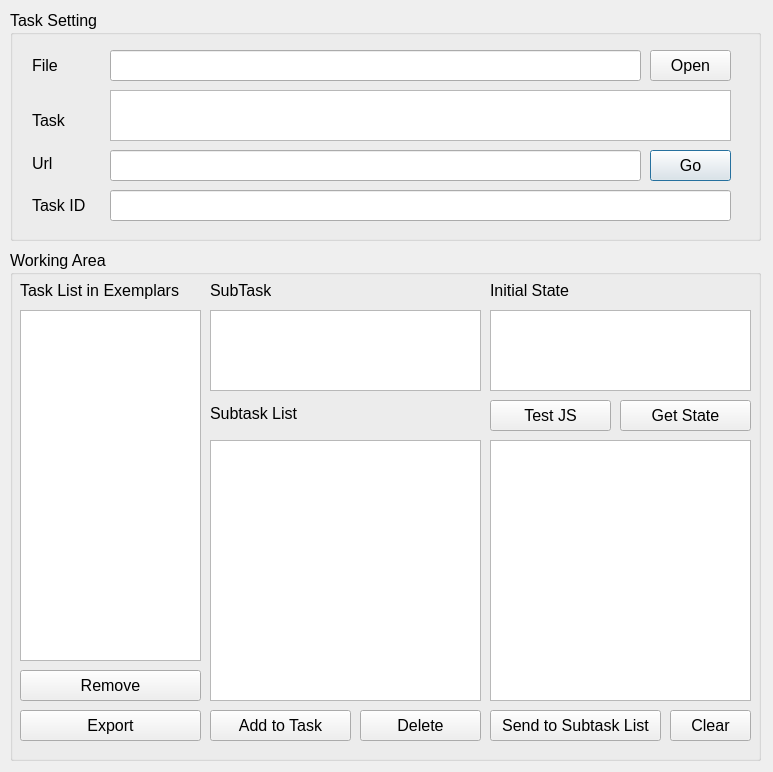
Above: window.ui from bklausagile/annotator-tool-v1 before the change. Below: the same form after it.
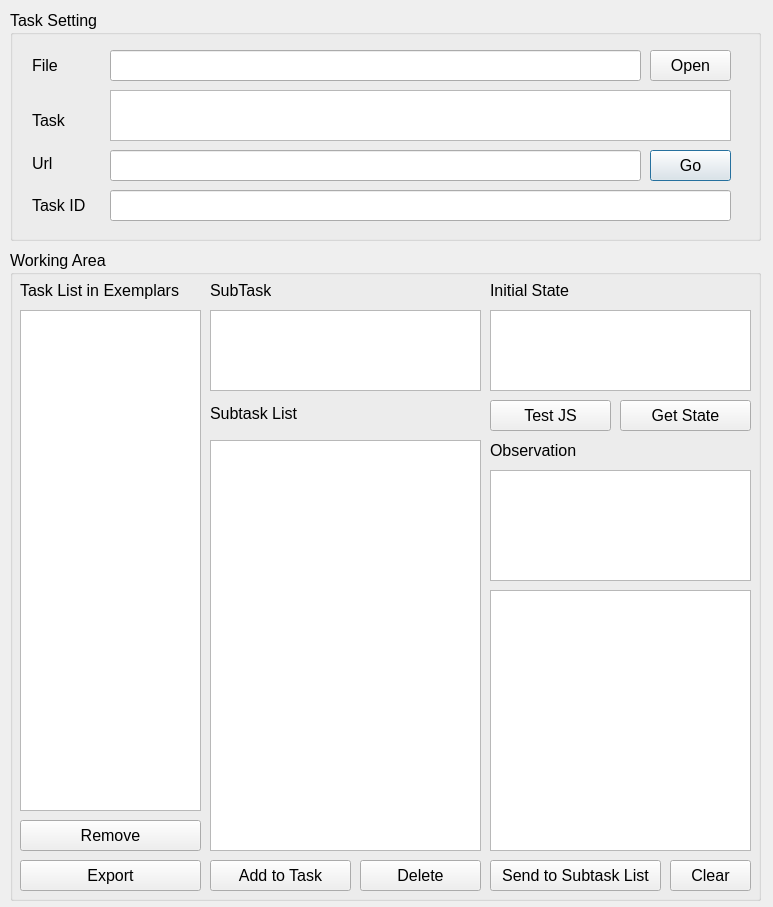
That is the form after the change.

```diff
--- a/window.ui
+++ b/window.ui
@@ -7,7 +7,7 @@
     <x>0</x>
     <y>0</y>
     <width>773</width>
-    <height>772</height>
+    <height>907</height>
    </rect>
   </property>
   <property name="windowTitle">
@@ -161,7 +161,7 @@
      <x>10</x>
      <y>250</y>
      <width>751</width>
-     <height>511</height>
+     <height>651</height>
     </rect>
    </property>
    <property name="font">
@@ -242,7 +242,7 @@
       <x>10</x>
       <y>60</y>
       <width>181</width>
-      <height>351</height>
+      <height>501</height>
      </rect>
     </property>
     <property name="selectionMode">
@@ -255,7 +255,7 @@
       <x>200</x>
       <y>190</y>
       <width>271</width>
-      <height>261</height>
+      <height>411</height>
      </rect>
     </property>
    </widget>
@@ -263,7 +263,7 @@
     <property name="geometry">
      <rect>
       <x>480</x>
-      <y>190</y>
+      <y>340</y>
       <width>261</width>
       <height>261</height>
      </rect>
@@ -314,7 +314,7 @@
     <property name="geometry">
      <rect>
       <x>660</x>
-      <y>460</y>
+      <y>610</y>
       <width>81</width>
       <height>31</height>
      </rect>
@@ -327,7 +327,7 @@
     <property name="geometry">
      <rect>
       <x>480</x>
-      <y>460</y>
+      <y>610</y>
       <width>171</width>
       <height>31</height>
      </rect>
@@ -340,7 +340,7 @@
     <property name="geometry">
      <rect>
       <x>350</x>
-      <y>460</y>
+      <y>610</y>
       <width>121</width>
       <height>31</height>
      </rect>
@@ -353,7 +353,7 @@
     <property name="geometry">
      <rect>
       <x>200</x>
-      <y>460</y>
+      <y>610</y>
       <width>141</width>
       <height>31</height>
      </rect>
@@ -366,7 +366,7 @@
     <property name="geometry">
      <rect>
       <x>10</x>
-      <y>420</y>
+      <y>570</y>
       <width>181</width>
       <height>31</height>
      </rect>
@@ -379,7 +379,7 @@
     <property name="geometry">
      <rect>
       <x>10</x>
-      <y>460</y>
+      <y>610</y>
       <width>181</width>
       <height>31</height>
      </rect>
@@ -401,6 +401,34 @@
      <string>Test JS</string>
     </property>
    </widget>
+   <widget class="QLabel" name="label_9">
+    <property name="geometry">
+     <rect>
+      <x>480</x>
+      <y>190</y>
+      <width>101</width>
+      <height>20</height>
+     </rect>
+    </property>
+    <property name="font">
+     <font>
+      <pointsize>12</pointsize>
+     </font>
+    </property>
+    <property name="text">
+     <string>Observation</string>
+    </property>
+   </widget>
+   <widget class="QTextEdit" name="input_observation">
+    <property name="geometry">
+     <rect>
+      <x>480</x>
+      <y>220</y>
+      <width>261</width>
+      <height>111</height>
+     </rect>
+    </property>
+   </widget>
   </widget>
  </widget>
  <resources/>
```
